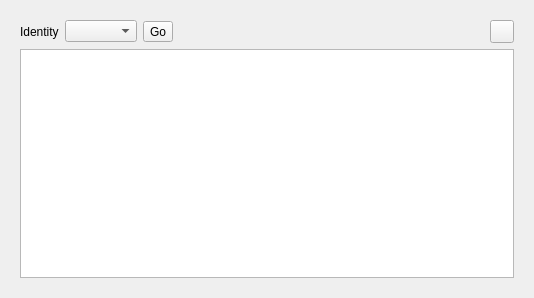
Old version of the form src/RemoteDock.ui in the repository sqlitebrowser/sqlitebrowser.
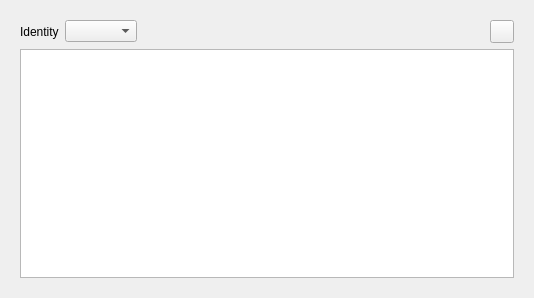
New version of the form. Icons and pictures are not drawn.

Commit message:
dbhub: Log in by only selecting an identity, no need to press a button
This removes the login button from the dbhub dock. Instead of selecting
an identity and then clicking the login button, you are now logged in by
just selecting an identity.

Diff of the .ui file:
```diff
--- a/src/RemoteDock.ui
+++ b/src/RemoteDock.ui
@@ -40,20 +40,6 @@
            </property>
           </widget>
          </item>
-         <item>
-          <widget class="QToolButton" name="buttonLogin">
-           <property name="toolTip">
-            <string>Connect to the remote server using the currently selected identity. The correct server is taken from the identity as well.</string>
-           </property>
-           <property name="text">
-            <string>Go</string>
-           </property>
-           <property name="icon">
-            <iconset resource="icons/icons.qrc">
-             <normaloff>:/icons/cog_go.png</normaloff>:/icons/cog_go.png</iconset>
-           </property>
-          </widget>
-         </item>
          <item>
           <spacer name="horizontalSpacer">
            <property name="orientation">
```
Left out of the diff: 8 changed lines with no effect on the pictures. The commit also changes 4 other files.
